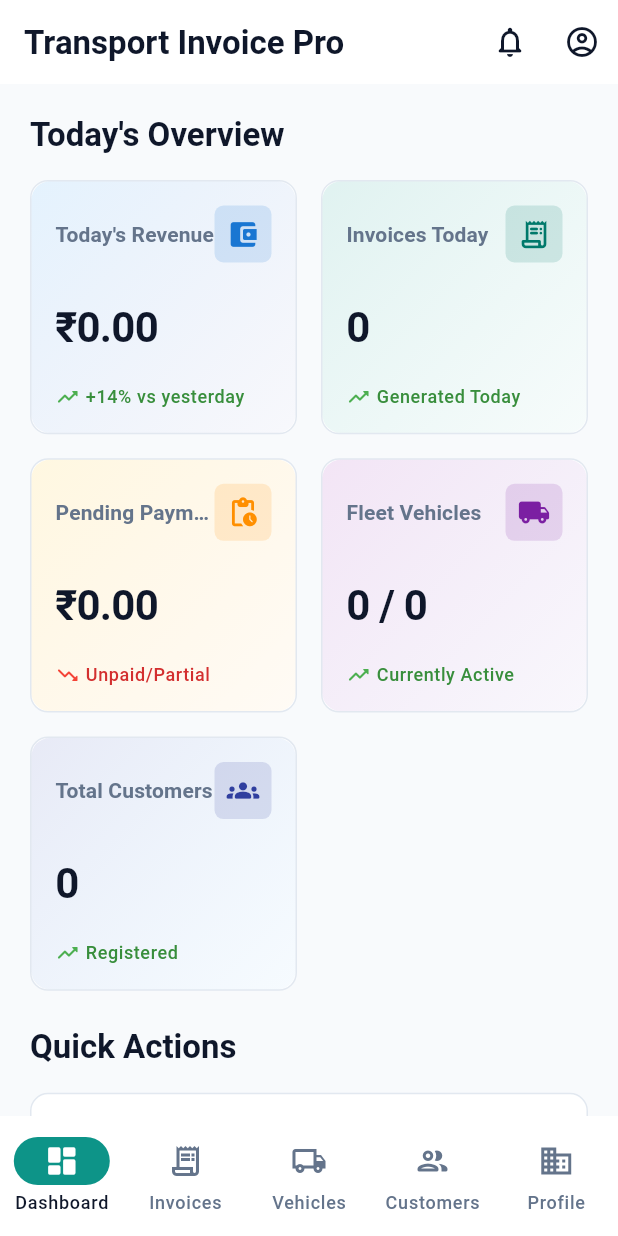
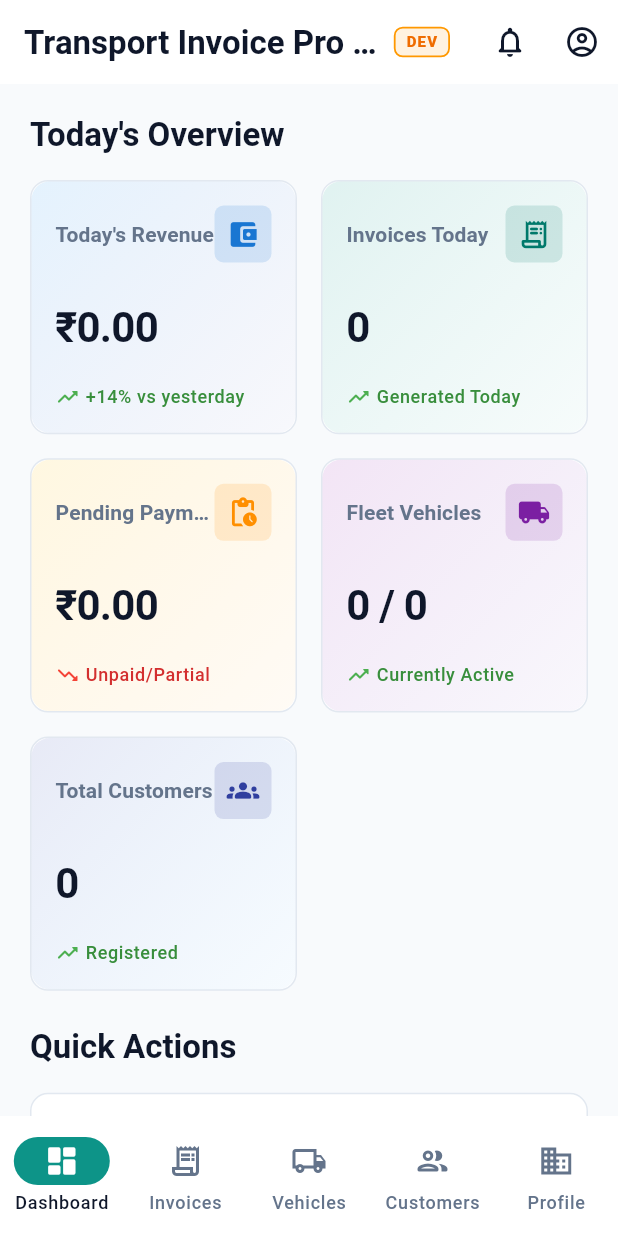
Before and after one commit to nik-yadav/invoice_hub, a Flutter app: the DashboardOverviewTab screen opened by its route, on a phone screen of 412 x 824 dp. Run offline on Flutter 3.47's test engine with Material 3 defaults, Android fonts, the phone set to English and light mode, and no system bars; our stand-ins replace flutter_riverpod, flutter_secure_storage, go_router, hive_flutter, image_picker, pdf and 2 more; accounts and stored records are empty; network calls fail.

Commit message:
update backend base url and a distinction for different environments in fe

```diff
--- a/transport_invoice_pro/lib/app/app_env.dart
+++ b/transport_invoice_pro/lib/app/app_env.dart
@@ -10,7 +10,7 @@ class AppEnv {
   static late String supabaseUrl;
   static late String supabaseAnonKey;
   static late String apiBaseUrl;
-  static late String appName;
+  static String appName = 'Transport Invoice Pro';
   static late bool enableLogging;
 
   /// Initializes the application environment variables.
@@ -38,19 +38,20 @@ class AppEnv {
     }
 
     currentEnvironment = environment;
-    appName = 'Transport Invoice Pro';
     enableLogging = kDebugMode;
 
     // Detect appropriate host for backend API
     final defaultHost = (!kIsWeb && Platform.isAndroid) ? '10.0.2.2' : 'localhost';
 
     // 2. Read optional config variables from command line defines
+    const defineAppName = String.fromEnvironment('APP_NAME');
     const defineSupabaseUrl = String.fromEnvironment('SUPABASE_URL');
     const defineSupabaseAnonKey = String.fromEnvironment('SUPABASE_ANON_KEY');
     const defineApiBaseUrl = String.fromEnvironment('API_BASE_URL');
 
     switch (environment) {
       case AppEnvironment.dev:
+        appName = defineAppName.isNotEmpty ? defineAppName : 'Transport Invoice Pro (Dev)';
         supabaseUrl = customSupabaseUrl ??
             (defineSupabaseUrl.isNotEmpty ? defineSupabaseUrl : 'https://vbgcwfjcomux.supabase.co');
         supabaseAnonKey = customSupabaseAnonKey ??
@@ -59,6 +60,7 @@ class AppEnv {
             (defineApiBaseUrl.isNotEmpty ? defineApiBaseUrl : 'http://$defaultHost:3001/api/v1');
         break;
       case AppEnvironment.staging:
+        appName = defineAppName.isNotEmpty ? defineAppName : 'Transport Invoice Pro (Staging)';
         supabaseUrl = customSupabaseUrl ??
             (defineSupabaseUrl.isNotEmpty ? defineSupabaseUrl : 'https://staging.supabase.co');
         supabaseAnonKey = customSupabaseAnonKey ??
@@ -67,16 +69,40 @@ class AppEnv {
             (defineApiBaseUrl.isNotEmpty ? defineApiBaseUrl : 'https://staging-api.transportinvoicepro.com/api/v1');
         break;
       case AppEnvironment.prod:
+        appName = defineAppName.isNotEmpty ? defineAppName : 'Transport Invoice Pro';
         supabaseUrl = customSupabaseUrl ??
-            (defineSupabaseUrl.isNotEmpty ? defineSupabaseUrl : 'https://prod.supabase.co');
+            (defineSupabaseUrl.isNotEmpty ? defineSupabaseUrl : 'https://vbprsmfretgcwfjcomux.storage.supabase.co');
         supabaseAnonKey = customSupabaseAnonKey ??
-            (defineSupabaseAnonKey.isNotEmpty ? defineSupabaseAnonKey : 'prod-anon-key-placeholder');
+            (defineSupabaseAnonKey.isNotEmpty ? defineSupabaseAnonKey : 'eyJhbGciOiJIUzI1NiIsInR5cCI6IkpXVCJ9.eyJpc3MiOiJzdXBhYmFzZSIsInJlZiI6InZicHJzbWZyZXRnY3dmamNvbXV4Iiwicm9sZSI6ImFub24iLCJpYXQiOjE3ODU3MjU4OTMsImV4cCI6MjEwMTMwMTg5M30.sWp5N2eUN_K9xx4XWopFcX2sEp7Frt6GKpb9SxBTDKw');
         apiBaseUrl = customApiBaseUrl ??
-            (defineApiBaseUrl.isNotEmpty ? defineApiBaseUrl : 'https://api.transportinvoicepro.com/api/v1');
+            (defineApiBaseUrl.isNotEmpty ? defineApiBaseUrl : 'https://transportinvoice-api.iamnikhilyadav.sbs/api/v1');
         break;
     }
   }
 
   static bool get isProduction => currentEnvironment == AppEnvironment.prod;
+  static bool get isStaging => currentEnvironment == AppEnvironment.staging;
   static bool get isDevelopment => currentEnvironment == AppEnvironment.dev;
+
+  static String get environmentName {
+    switch (currentEnvironment) {
+      case AppEnvironment.prod:
+        return 'Production';
+      case AppEnvironment.staging:
+        return 'Staging';
+      case AppEnvironment.dev:
+        return 'Development';
+    }
+  }
+
+  static String get environmentBadge {
+    switch (currentEnvironment) {
+      case AppEnvironment.prod:
+        return '';
+      case AppEnvironment.staging:
+        return 'STAGING';
+      case AppEnvironment.dev:
+        return 'DEV';
+    }
+  }
 }
--- a/transport_invoice_pro/lib/core/constants/app_constants.dart
+++ b/transport_invoice_pro/lib/core/constants/app_constants.dart
@@ -1,8 +1,10 @@
+import '../../app/app_env.dart';
+
 /// Global application constants.
 class AppConstants {
   AppConstants._();
 
-  static const String appName = 'Transport Invoice Pro';
+  static String get appName => AppEnv.appName;
   static const String appVersion = '1.0.0';
   static const String buildNumber = '1';
 
--- a/transport_invoice_pro/lib/features/dashboard/presentation/widgets/dashboard_overview_tab.dart
+++ b/transport_invoice_pro/lib/features/dashboard/presentation/widgets/dashboard_overview_tab.dart
@@ -3,6 +3,7 @@ import 'package:flutter_riverpod/flutter_riverpod.dart';
 import 'package:go_router/go_router.dart';
 import 'package:printing/printing.dart';
 
+import '../../../../app/app_env.dart';
 import '../../../../app/router/route_names.dart';
 import '../../../../core/constants/app_constants.dart';
 import '../../../../core/constants/ui_constants.dart';
@@ -125,7 +126,42 @@ class DashboardOverviewTab extends ConsumerWidget {
 
     return Scaffold(
       appBar: AppBar(
-        title: Text(profile.companyName.isNotEmpty ? profile.companyName : AppConstants.appName),
+        title: Row(
+          mainAxisSize: MainAxisSize.min,
+          children: [
+            Flexible(
+              child: Text(
+                profile.companyName.isNotEmpty ? profile.companyName : AppConstants.appName,
+                overflow: TextOverflow.ellipsis,
+              ),
+            ),
+            if (!AppEnv.isProduction) ...[
+              const SizedBox(width: 8),
+              Container(
+                padding: const EdgeInsets.symmetric(horizontal: 7, vertical: 2.5),
+                decoration: BoxDecoration(
+                  color: AppEnv.isStaging
+                      ? Colors.purple.withOpacity(0.12)
+                      : Colors.orange.withOpacity(0.12),
+                  borderRadius: BorderRadius.circular(6),
+                  border: Border.all(
+                    color: AppEnv.isStaging ? Colors.purple : Colors.orange,
+                    width: 1.2,
+                  ),
+                ),
+                child: Text(
+                  AppEnv.environmentBadge,
+                  style: TextStyle(
+                    fontSize: 10,
+                    fontWeight: FontWeight.w800,
+                    letterSpacing: 0.8,
+                    color: AppEnv.isStaging ? Colors.purple.shade700 : Colors.orange.shade800,
+                  ),
+                ),
+              ),
+            ],
+          ],
+        ),
         actions: [
           IconButton(
             icon: const Icon(Icons.notifications_none_rounded),
```
Also changed, not shown: transport_invoice_pro/lib/features/profile/presentation/screens/profile_screen.dart (+7 -0 lines).
